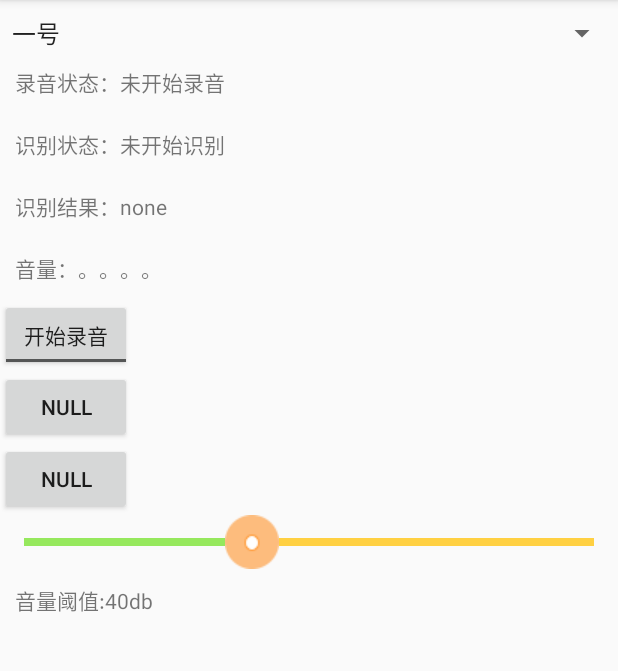
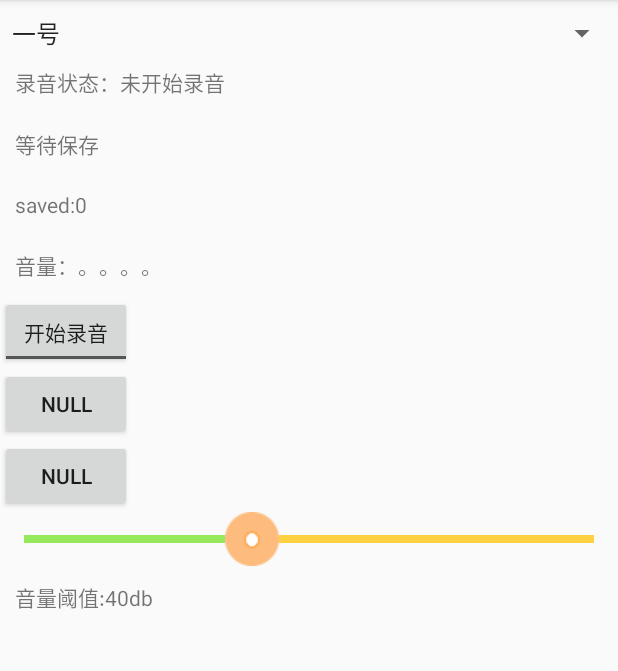
Before and after one commit to NewYinbao/voice_classification, an Android app: the screen it shows after launch (MainActivity), on a phone screen of 412 x 824 dp, the part 84-755 px from its top. Run offline under Robolectric (Android 15) with nearby library versions, the phone set to English and light mode, and no system bars.

Commit message:
first push

```diff
--- a/Sayyes/app/src/main/java/com/example/sayyes/myRecorder.java
+++ b/Sayyes/app/src/main/java/com/example/sayyes/myRecorder.java
@@ -36,7 +36,7 @@ public class myRecorder {
     //文件夹位置
 //    private String mDirString;
     //录音文件保存路径
-    private String mCurrentFilePathString = Environment.getExternalStorageDirectory() + File.separator + "audioLibs";
+    private String mCurrentFilePathString = Environment.getExternalStorageDirectory() + File.separator + "SayYes";
     //是否真备好开始录音
     private boolean isPrepared;
 
@@ -184,7 +184,7 @@ public class myRecorder {
     public void StartRecord() {
         Log.i(TAG,"进入录音");
         //生成PCM文件
-        mCurrentFilePathString = Environment.getExternalStorageDirectory() + File.separator + "audioLibs" + File.separator + generalFileName();
+        mCurrentFilePathString = Environment.getExternalStorageDirectory() + File.separator + "SayYes" + File.separator + generalFileName();
         File file = new File(mCurrentFilePathString);
         Log.i(TAG,"生成文件");
         //如果存在，就先删除再创建
--- a/sayyes2.0/app/src/main/res/layout/activity_main.xml
+++ b/sayyes2.0/app/src/main/res/layout/activity_main.xml
@@ -27,13 +27,13 @@
             android:layout_width="match_parent"
             android:layout_height="wrap_content"
             android:layout_margin="10dp"
-            android:text="识别状态：未开始识别" />
+            android:text="等待保存" />
         <TextView
             android:id="@+id/textRecognizeresult"
             android:layout_width="match_parent"
             android:layout_height="wrap_content"
             android:layout_margin="10dp"
-            android:text="识别结果：none" />
+            android:text="saved:0" />
         <TextView
             android:id="@+id/textvoicedb"
             android:layout_width="match_parent"
```
Also changed, not shown: Sayyes/app/src/main/java/com/example/sayyes/MainActivity.java (+12 -2 lines), sayyes2.0/app/src/main/java/com/example/sayyes/MainActivity.java (+3 -108 lines).
